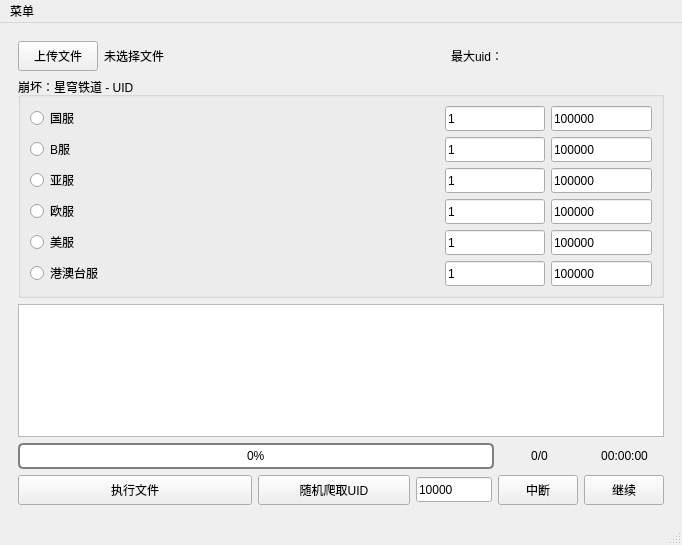
zq56745674/HSR_DATA_SERVER, file ui/HSRMain.ui: the form before one commit.
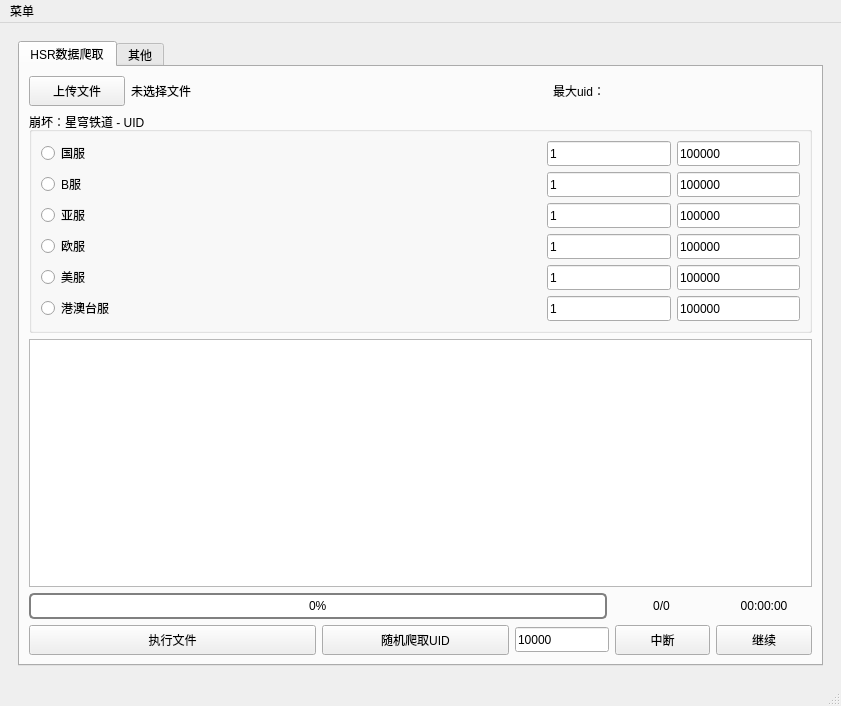
The form after the commit.

Commit message: chore: Update UI styles and add Qianfan chat completion functionality

The edit to the form file:
```diff
--- a/ui/HSRMain.ui
+++ b/ui/HSRMain.ui
@@ -6,8 +6,8 @@
    <rect>
     <x>0</x>
     <y>0</y>
-    <width>682</width>
-    <height>545</height>
+    <width>841</width>
+    <height>706</height>
    </rect>
   </property>
   <property name="windowTitle">
@@ -22,6 +22,16 @@
       </property>
       <layout class="QVBoxLayout" name="verticalLayout_3">
        <item>
+        <widget class="QTabWidget" name="tabWidget">
+         <property name="currentIndex">
+          <number>0</number>
+         </property>
+         <widget class="QWidget" name="tabWidgetPage1" native="true">
+          <attribute name="title">
+           <string>HSR数据爬取</string>
+          </attribute>
+          <layout class="QVBoxLayout" name="verticalLayout_4">
+           <item>
         <layout class="QHBoxLayout" name="horizontalLayout_8" stretch="3,1,2">
          <item>
           <layout class="QHBoxLayout" name="horizontalLayout" stretch="1,3">
@@ -553,6 +563,15 @@
        </item>
       </layout>
      </widget>
+         <widget class="QWidget" name="tabWidgetPage2" native="true">
+          <attribute name="title">
+           <string>其他</string>
+          </attribute>
+         </widget>
+        </widget>
+       </item>
+      </layout>
+     </widget>
     </item>
    </layout>
   </widget>
@@ -561,8 +580,8 @@
     <rect>
      <x>0</x>
      <y>0</y>
-     <width>682</width>
-     <height>23</height>
+     <width>841</width>
+     <height>26</height>
     </rect>
    </property>
    <widget class="QMenu" name="menu">
```
Lines whose indentation alone changed are shown as unchanged. The commit also changes 4 other files.
